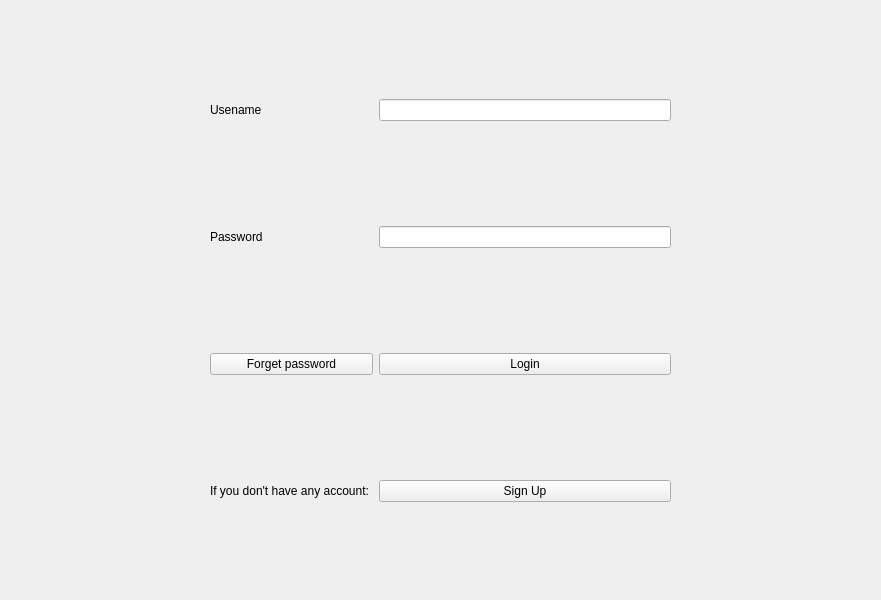
Before: the Qt Designer form mainwindow.ui in micro0097/Sea-battle-project, drawn with Qt 5.
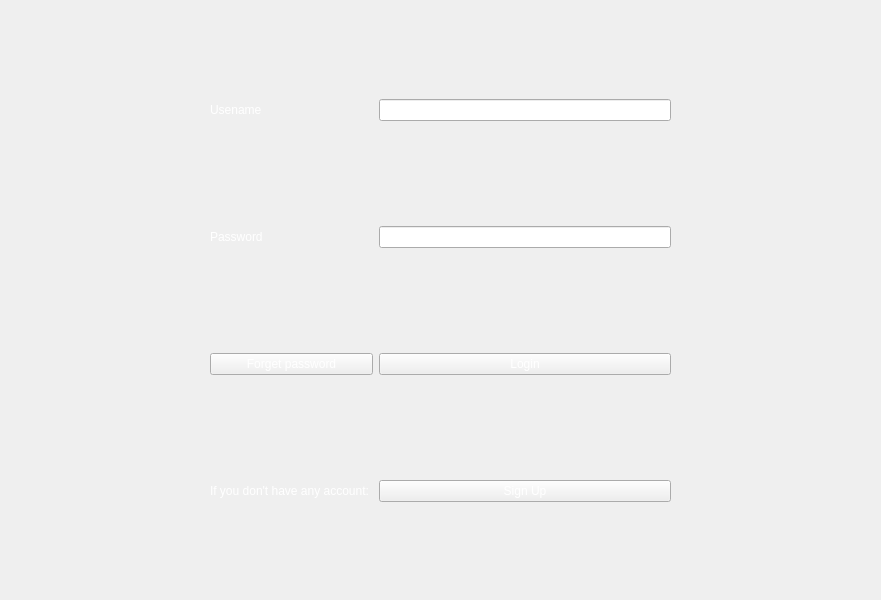
After: the same form once the commit is applied. Icons and pictures are not drawn.

```diff
--- a/mainwindow.ui
+++ b/mainwindow.ui
@@ -31,7 +31,8 @@
      <item row="0" column="0">
       <widget class="QLabel" name="label_4">
        <property name="styleSheet">
-        <string notr="true">background-image: url(:/new/prefix1/desk.jpg);</string>
+        <string notr="true">background-image: url(:/new/prefix1/desk.jpg);
+color: rgb(255, 255, 255);</string>
        </property>
        <property name="text">
         <string>Usename</string>
@@ -48,7 +49,8 @@
       <widget class="QPushButton" name="pushButton_4">
        <property name="styleSheet">
         <string notr="true">background-image: url(:/new/prefix1/desk.jpg);
-image: url(:/new/prefix1/desk.jpg);</string>
+image: url(:/new/prefix1/desk.jpg);
+color: rgb(255, 255, 255);</string>
        </property>
        <property name="text">
         <string>Login</string>
@@ -58,7 +60,8 @@
      <item row="3" column="1">
       <widget class="QPushButton" name="pushButton_5">
        <property name="styleSheet">
-        <string notr="true">image: url(:/new/prefix1/desk.jpg);</string>
+        <string notr="true">image: url(:/new/prefix1/desk.jpg);
+color: rgb(255, 255, 255);</string>
        </property>
        <property name="text">
         <string>Sign Up</string>
@@ -68,7 +71,8 @@
      <item row="3" column="0">
       <widget class="QLabel" name="label_5">
        <property name="styleSheet">
-        <string notr="true">image: url(:/new/prefix1/desk.jpg);</string>
+        <string notr="true">image: url(:/new/prefix1/desk.jpg);
+color: rgb(255, 255, 255);</string>
        </property>
        <property name="text">
         <string>If you don't have any account: </string>
@@ -78,7 +82,8 @@
      <item row="2" column="0">
       <widget class="QPushButton" name="pushButton_6">
        <property name="styleSheet">
-        <string notr="true">image: url(:/new/prefix1/desk.jpg);</string>
+        <string notr="true">image: url(:/new/prefix1/desk.jpg);
+color: rgb(255, 255, 255);</string>
        </property>
        <property name="text">
         <string>Forget password</string>
@@ -89,6 +94,7 @@
       <widget class="QLabel" name="label_6">
        <property name="styleSheet">
         <string notr="true">background-image: url(:/new/prefix1/desk.jpg);
+color: rgb(255, 255, 255);
 </string>
        </property>
        <property name="text">
```
Left out of the diff: 13 changed lines with no effect on the pictures.
